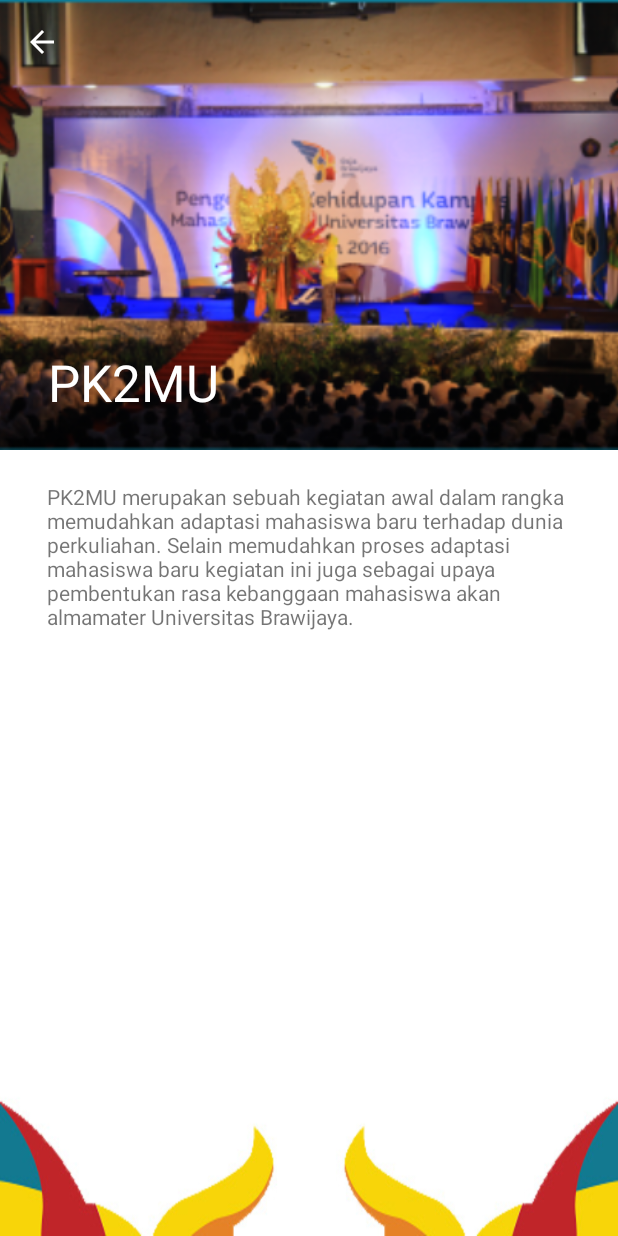
After one commit to khusika/khusika_apps_rajabrawijaya, an Android app: the PK2MUActivity screen opened directly, with no data from a screen before it, on a phone screen of 412 x 824 dp. The commit adds this screen. Run offline under Robolectric (Android 15) with nearby library versions, the phone set to English and light mode, and no system bars.

Commit message:
Add PK2MU Activity

```diff
--- a/app/src/main/AndroidManifest.xml
+++ b/app/src/main/AndroidManifest.xml
@@ -37,6 +37,9 @@
         <activity
             android:name="com.khusika.rajabrawijaya.activities.PBPKActivity"
             android:theme="@style/AppTheme2" />
+        <activity
+            android:name="com.khusika.rajabrawijaya.activities.PK2MUActivity"
+            android:theme="@style/AppTheme2" />
     </application>
 
 </manifest>
--- /dev/null
+++ b/app/src/main/java/com/khusika/rajabrawijaya/activities/PK2MUActivity.java
@@ -0,0 +1,51 @@
+package com.khusika.rajabrawijaya.activities;
+
+import android.content.Intent;
+import android.os.Bundle;
+import android.support.design.widget.AppBarLayout;
+import android.support.v7.app.AppCompatActivity;
+import android.support.v7.widget.Toolbar;
+import android.view.View;
+
+import com.khusika.rajabrawijaya.MainActivity;
+import com.khusika.rajabrawijaya.R;
+
+/**
+ * Created by khusika on 09/07/17.
+ */
+
+public class PK2MUActivity extends AppCompatActivity {
+
+    private Toolbar toolbar;
+    private Intent i;
+
+    @Override
+    protected void onCreate(Bundle savedInstanceState) {
+        super.onCreate(savedInstanceState);
+        setContentView(R.layout.activity_pk2mu);
+
+        toolbar = (Toolbar) findViewById(R.id.pk2mu_toolbar);
+        setupToolbar();
+
+
+        AppBarLayout mAppBarLayout = (AppBarLayout) findViewById(R.id.pk2mu_appbar);
+    }
+
+    private void setupToolbar(){
+        toolbar.setTitle(getString(R.string.pk2mu_title));
+        setSupportActionBar(toolbar);
+        if (getSupportActionBar() !=null){
+            getSupportActionBar().setDisplayHomeAsUpEnabled(true);
+            getSupportActionBar().setDisplayShowHomeEnabled(true);
+        }
+        toolbar.setNavigationOnClickListener(new View.OnClickListener() {
+            @Override
+            public void onClick(View view) {
+                i = new Intent(PK2MUActivity.this, MainActivity.class);
+                i.setFlags(Intent.FLAG_ACTIVITY_CLEAR_TOP);
+                startActivity(i);
+            }
+        });
+    }
+
+}
--- a/app/src/main/java/com/khusika/rajabrawijaya/fragments/MainFragment.java
+++ b/app/src/main/java/com/khusika/rajabrawijaya/fragments/MainFragment.java
@@ -19,6 +19,7 @@
 import com.khusika.rajabrawijaya.MainActivity;
 import com.khusika.rajabrawijaya.R;
 import com.khusika.rajabrawijaya.activities.PBPKActivity;
+import com.khusika.rajabrawijaya.activities.PK2MUActivity;
 import com.khusika.rajabrawijaya.activities.RajaActivity;
 
 import java.util.HashMap;
@@ -94,6 +95,13 @@
                 startActivity(tpi);
             }
         });
+        imageView = (ImageView)view.findViewById(R.id.PK2MU);
+        imageView.setOnClickListener(new View.OnClickListener() {
+            public void onClick(View view) {
+                Intent tpi = new Intent(view.getContext(), PK2MUActivity.class);
+                startActivity(tpi);
+            }
+        });
 
         return view;
     }
--- /dev/null
+++ b/app/src/main/res/layout/activity_pk2mu.xml
@@ -0,0 +1,46 @@
+<?xml version="1.0" encoding="utf-8"?>
+<android.support.design.widget.CoordinatorLayout
+    xmlns:android="http://schemas.android.com/apk/res/android"
+    xmlns:tools="http://schemas.android.com/tools"
+    xmlns:app="http://schemas.android.com/apk/res-auto"
+    android:background="@drawable/template_textmenu"
+    android:layout_width="fill_parent"
+    android:layout_height="fill_parent"
+    android:fitsSystemWindows="true"
+    tools:context="com.khusika.rajabrawijaya.activities.PK2MUActivity">
+
+    <android.support.design.widget.AppBarLayout
+        android:id="@+id/pk2mu_appbar"
+        android:layout_width="match_parent"
+        android:layout_height="300dp"
+        android:fitsSystemWindows="true"
+        android:theme="@style/AppTheme.AppBarOverlay">
+
+        <android.support.design.widget.CollapsingToolbarLayout
+            android:layout_width="match_parent"
+            android:layout_height="match_parent"
+            android:fitsSystemWindows="true"
+            app:contentScrim="?attr/colorPrimary"
+            app:layout_scrollFlags="scroll|exitUntilCollapsed">
+
+            <ImageView
+                android:layout_width="match_parent"
+                android:layout_height="match_parent"
+                android:scaleType="centerCrop"
+                android:src="@drawable/framepk2mu"
+                app:layout_collapseMode="parallax"
+                app:layout_collapseParallaxMultiplier="0.7" />
+
+            <android.support.v7.widget.Toolbar
+                android:id="@+id/pk2mu_toolbar"
+                android:background="@android:color/transparent"
+                android:layout_width="match_parent"
+                android:layout_height="?attr/actionBarSize"
+                app:layout_collapseMode="pin"
+                app:popupTheme="@style/AppTheme.PopupOverlay" />
+
+        </android.support.design.widget.CollapsingToolbarLayout>
+    </android.support.design.widget.AppBarLayout>
+    <include layout="@layout/content_pk2mu" />
+
+</android.support.design.widget.CoordinatorLayout>
--- /dev/null
+++ b/app/src/main/res/layout/content_pk2mu.xml
@@ -0,0 +1,18 @@
+<?xml version="1.0" encoding="utf-8"?>
+<android.support.v4.widget.NestedScrollView
+    android:layout_width="fill_parent"
+    android:layout_height="fill_parent"
+    app:layout_behavior="@string/appbar_scrolling_view_behavior"
+    xmlns:android="http://schemas.android.com/apk/res/android"
+    xmlns:app="http://schemas.android.com/apk/res-auto">
+    <TextView
+        android:layout_width="match_parent"
+        android:layout_height="wrap_content"
+        android:layout_margin="@dimen/text_margin"
+        android:paddingLeft="15.0dip"
+        android:paddingTop="5.0dip"
+        android:paddingRight="15.0dip"
+        android:paddingBottom="5.0dip"
+        android:text="PK2MU merupakan sebuah kegiatan awal dalam rangka memudahkan adaptasi mahasiswa baru terhadap dunia perkuliahan. Selain memudahkan proses adaptasi mahasiswa baru kegiatan ini juga sebagai upaya pembentukan rasa kebanggaan mahasiswa akan almamater Universitas Brawijaya."
+        android:textAlignment="gravity"/>
+</android.support.v4.widget.NestedScrollView>
--- a/app/src/main/res/layout/main_layout.xml
+++ b/app/src/main/res/layout/main_layout.xml
@@ -75,11 +75,11 @@
             android:layout_alignParentBottom="true">
             <LinearLayout
                 android:orientation="vertical"
-                android:id="@+id/PK2MU"
                 android:layout_width="fill_parent"
                 android:layout_height="fill_parent"
                 android:layout_weight="1.0">
                 <ImageView
+                    android:id="@+id/PK2MU"
                     android:layout_width="wrap_content"
                     android:layout_height="fill_parent"
                     android:src="@drawable/pk2mu"
--- a/app/src/main/res/values/strings.xml
+++ b/app/src/main/res/values/strings.xml
@@ -9,4 +9,5 @@
     <string name="team_title">Meet The Team</string>
     <string name="about_title">About Us</string>
     <string name="pbpk_title">PBPK</string>
+    <string name="pk2mu_title">PK2MU</string>
 </resources>
```
Also changed, not shown: app/src/main/res/drawable/framepk2mu.png (added).
